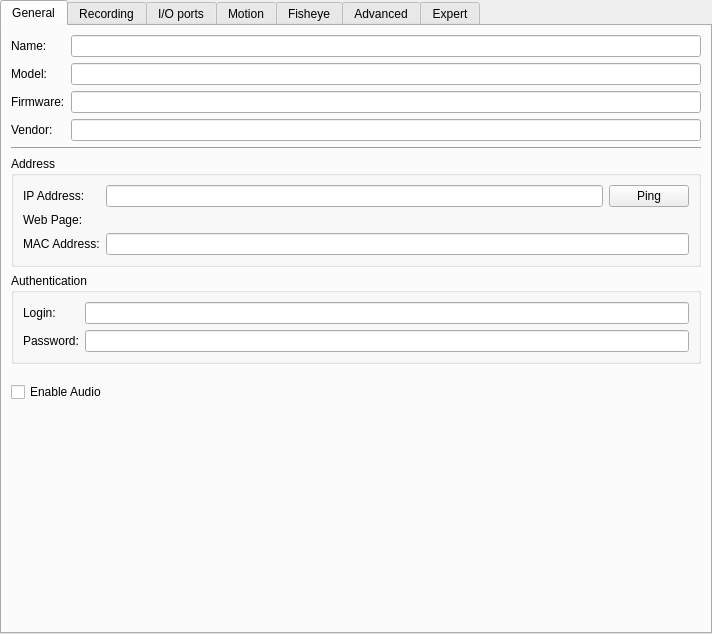
First picture: the form in client/src/ui/widgets/properties/single_camera_settings_widget.ui, repository networkoptix/nx_open, before the edit.
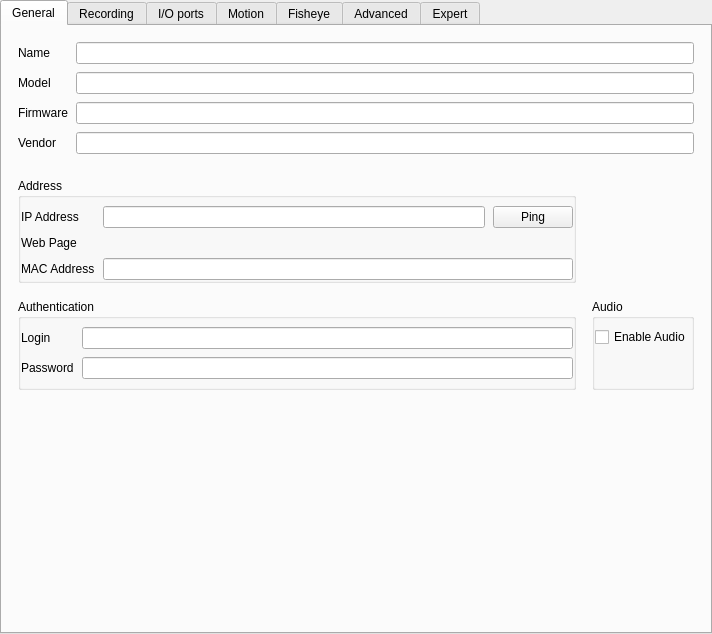
Second picture: the form after the edit. Custom widgets are drawn as their Qt base class.

Commit message:
VMS: Adjust Camera Settings / General
<==== Mercurial data ====>
Branch: dev_2.6.0_gui

```diff
--- a/client/src/ui/widgets/properties/single_camera_settings_widget.ui
+++ b/client/src/ui/widgets/properties/single_camera_settings_widget.ui
@@ -33,15 +33,36 @@
        <string>General</string>
       </attribute>
       <layout class="QVBoxLayout" name="verticalLayout_2">
+       <property name="spacing">
+        <number>16</number>
+       </property>
+       <property name="leftMargin">
+        <number>16</number>
+       </property>
+       <property name="topMargin">
+        <number>16</number>
+       </property>
+       <property name="rightMargin">
+        <number>16</number>
+       </property>
+       <property name="bottomMargin">
+        <number>16</number>
+       </property>
        <item>
         <layout class="QFormLayout" name="formLayout_3">
          <property name="fieldGrowthPolicy">
           <enum>QFormLayout::AllNonFixedFieldsGrow</enum>
          </property>
+         <property name="horizontalSpacing">
+          <number>8</number>
+         </property>
+         <property name="verticalSpacing">
+          <number>8</number>
+         </property>
          <item row="0" column="0">
           <widget class="QLabel" name="nameLabel">
            <property name="text">
-            <string>Name:</string>
+            <string>Name</string>
            </property>
           </widget>
          </item>
@@ -51,7 +72,7 @@
          <item row="1" column="0">
           <widget class="QLabel" name="modelLabel">
            <property name="text">
-            <string>Model:</string>
+            <string>Model</string>
            </property>
           </widget>
          </item>
@@ -65,7 +86,7 @@
          <item row="2" column="0">
           <widget class="QLabel" name="firmwareLabel">
            <property name="text">
-            <string>Firmware:</string>
+            <string>Firmware</string>
            </property>
           </widget>
          </item>
@@ -79,7 +100,7 @@
          <item row="3" column="0">
           <widget class="QLabel" name="vendorLabel">
            <property name="text">
-            <string>Vendor:</string>
+            <string>Vendor</string>
            </property>
           </widget>
          </item>
@@ -93,18 +114,40 @@
         </layout>
        </item>
        <item>
-        <widget class="Line" name="line">
-         <property name="orientation">
-          <enum>Qt::Horizontal</enum>
+        <layout class="QGridLayout" name="gridLayout_2">
+         <property name="topMargin">
+          <number>8</number>
          </property>
-        </widget>
-       </item>
-       <item>
+         <property name="spacing">
+          <number>16</number>
+         </property>
+         <item row="0" column="0">
         <widget class="QGroupBox" name="addressGroupBox">
          <property name="title">
           <string>Address</string>
          </property>
+           <property name="flat">
+            <bool>true</bool>
+           </property>
          <layout class="QFormLayout" name="formLayout_5">
+            <property name="horizontalSpacing">
+             <number>8</number>
+            </property>
+            <property name="verticalSpacing">
+             <number>8</number>
+            </property>
+            <property name="leftMargin">
+             <number>0</number>
+            </property>
+            <property name="topMargin">
+             <number>8</number>
+            </property>
+            <property name="rightMargin">
+             <number>0</number>
+            </property>
+            <property name="bottomMargin">
+             <number>0</number>
+            </property>
           <item row="0" column="1">
            <layout class="QHBoxLayout" name="horizontalLayout_5">
             <item>
@@ -138,7 +181,7 @@
           <item row="1" column="0">
            <widget class="QLabel" name="label">
             <property name="text">
-             <string>Web Page:</string>
+               <string>Web Page</string>
             </property>
            </widget>
           </item>
@@ -155,14 +198,14 @@
           <item row="0" column="0">
            <widget class="QLabel" name="ipAddressLabel">
             <property name="text">
-             <string>IP Address:</string>
+               <string>IP Address</string>
             </property>
            </widget>
           </item>
           <item row="2" column="0">
            <widget class="QLabel" name="macAddressLabel">
             <property name="text">
-             <string>MAC Address:</string>
+               <string>MAC Address</string>
             </property>
            </widget>
           </item>
@@ -176,19 +219,40 @@
          </layout>
         </widget>
        </item>
-       <item>
+         <item row="1" column="0">
         <widget class="QGroupBox" name="authenticationGroupBox">
          <property name="title">
           <string>Authentication</string>
          </property>
+           <property name="flat">
+            <bool>true</bool>
+           </property>
          <layout class="QFormLayout" name="formLayout_4">
           <property name="fieldGrowthPolicy">
            <enum>QFormLayout::AllNonFixedFieldsGrow</enum>
           </property>
+            <property name="horizontalSpacing">
+             <number>8</number>
+            </property>
+            <property name="verticalSpacing">
+             <number>8</number>
+            </property>
+            <property name="leftMargin">
+             <number>0</number>
+            </property>
+            <property name="topMargin">
+             <number>8</number>
+            </property>
+            <property name="rightMargin">
+             <number>0</number>
+            </property>
+            <property name="bottomMargin">
+             <number>0</number>
+            </property>
           <item row="0" column="0">
            <widget class="QLabel" name="loginLabel">
             <property name="text">
-             <string>Login:</string>
+               <string>Login</string>
             </property>
            </widget>
           </item>
@@ -198,7 +262,7 @@
           <item row="1" column="0">
            <widget class="QLabel" name="passwordLabel">
             <property name="text">
-             <string>Password:</string>
+               <string>Password</string>
             </property>
            </widget>
           </item>
@@ -212,18 +276,60 @@
          </layout>
         </widget>
        </item>
-       <item>
+         <item row="0" column="1">
         <widget class="QnImageControlWidget" name="imageControlWidget" native="true"/>
        </item>
-       <item>
-        <widget class="QnLicensesProposeWidget" name="licensingWidget" native="true"/>
-       </item>
+         <item row="1" column="1">
+          <widget class="QGroupBox" name="audioGroupBox">
+           <property name="title">
+            <string>Audio</string>
+           </property>
+           <property name="flat">
+            <bool>true</bool>
+           </property>
+           <layout class="QVBoxLayout" name="verticalLayout">
+            <property name="spacing">
+             <number>8</number>
+            </property>
+            <property name="leftMargin">
+             <number>0</number>
+            </property>
+            <property name="topMargin">
+             <number>8</number>
+            </property>
+            <property name="rightMargin">
+             <number>0</number>
+            </property>
+            <property name="bottomMargin">
+             <number>0</number>
+            </property>
        <item>
         <widget class="QCheckBox" name="enableAudioCheckBox">
          <property name="text">
           <string>Enable Audio</string>
          </property>
         </widget>
+            </item>
+            <item>
+             <spacer name="verticalSpacer_2">
+              <property name="orientation">
+               <enum>Qt::Vertical</enum>
+              </property>
+              <property name="sizeHint" stdset="0">
+               <size>
+                <width>20</width>
+                <height>40</height>
+               </size>
+              </property>
+             </spacer>
+            </item>
+           </layout>
+          </widget>
+         </item>
+        </layout>
+       </item>
+       <item>
+        <widget class="QnLicensesProposeWidget" name="licensingWidget" native="true"/>
        </item>
        <item>
         <spacer name="verticalSpacer">
```
Lines whose indentation alone changed are shown as unchanged. The commit also changes 5 other files.
